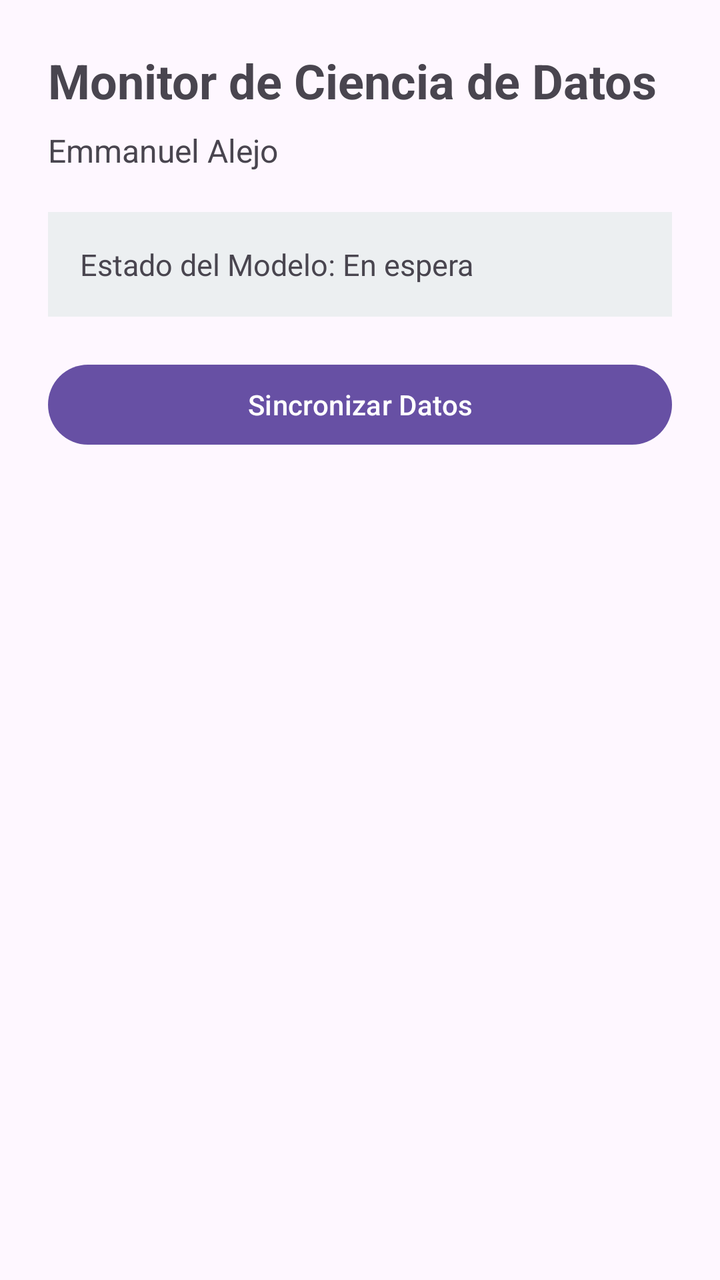
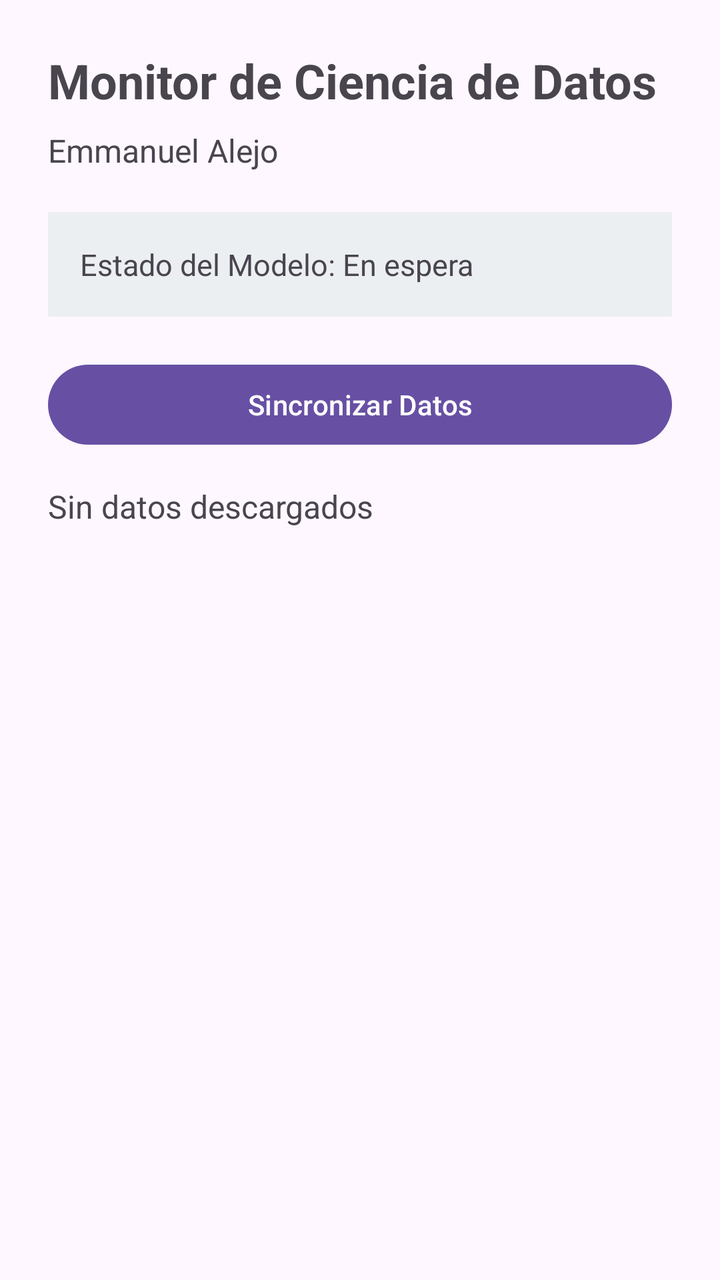

The first picture is an Android layout as it rendered before a commit; the second is the same layout after the commit. The layout source and the unified diff follow.
<!-- AndroidManifest.xml: application theme Theme.AnaliticaMovilApp -->
<!-- res/layout/activity_main.xml -->
<?xml version="1.0" encoding="utf-8"?>
<LinearLayout xmlns:android="http://schemas.android.com/apk/res/android"
    android:id="@+id/main"
    android:layout_width="match_parent"
    android:layout_height="match_parent"
    android:orientation="vertical"
    android:padding="24dp">

    
    <TextView
        android:layout_width="wrap_content"
        android:layout_height="wrap_content"
        android:text="@string/titulo_panel"
        android:textSize="24sp"
        android:textStyle="bold" />

    
    <TextView
        android:layout_width="wrap_content"
        android:layout_height="wrap_content"
        android:layout_marginTop="8dp"
        android:layout_marginBottom="20dp"
        android:text="Emmanuel Alejo"
        android:textSize="16sp" />

    
    <LinearLayout
        android:layout_width="match_parent"
        android:layout_height="wrap_content"
        android:layout_marginBottom="20dp"
        android:background="#ECEFF1"
        android:orientation="vertical"
        android:padding="16dp">

        <TextView
            android:id="@+id/tvEstadoModelo"
            android:layout_width="wrap_content"
            android:layout_height="wrap_content"
            android:text="@string/estado_inicial"
            android:textSize="15sp" />
    </LinearLayout>

    
    <Button
        android:id="@+id/btnSincronizar"
        android:layout_width="match_parent"
        android:layout_height="wrap_content"
        android:text="@string/texto_boton" />

</LinearLayout>
<!-- resources referenced by this layout -->
<resources>
  <string name="estado_inicial">Estado del Modelo: En espera</string>
  <string name="texto_boton">Sincronizar Datos</string>
  <string name="titulo_panel">Monitor de Ciencia de Datos</string>
  <style name="Theme.AnaliticaMovilApp" parent="Base.Theme.AnaliticaMovilApp" />
  <style name="Base.Theme.AnaliticaMovilApp" parent="Theme.Material3.DayNight.NoActionBar">
          
          
      </style>
</resources>

<!-- the commit's change to res/layout/activity_main.xml (unified diff, before → after) -->
@@ -47,4 +47,19 @@
         android:layout_height="wrap_content"
         android:text="@string/texto_boton" />
 
+    <ProgressBar
+        android:id="@+id/progressBar"
+        android:layout_width="wrap_content"
+        android:layout_height="wrap_content"
+        android:layout_marginTop="16dp"
+        android:visibility="gone" />
+
+    <TextView
+        android:id="@+id/tvResultadosApi"
+        android:layout_width="match_parent"
+        android:layout_height="wrap_content"
+        android:layout_marginTop="16dp"
+        android:text="Sin datos descargados"
+        android:textSize="16sp" />
+
 </LinearLayout>
